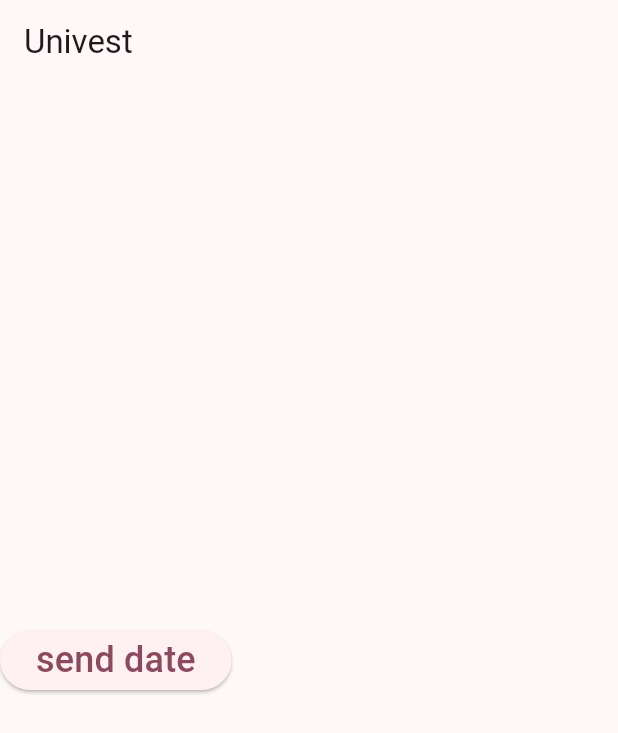
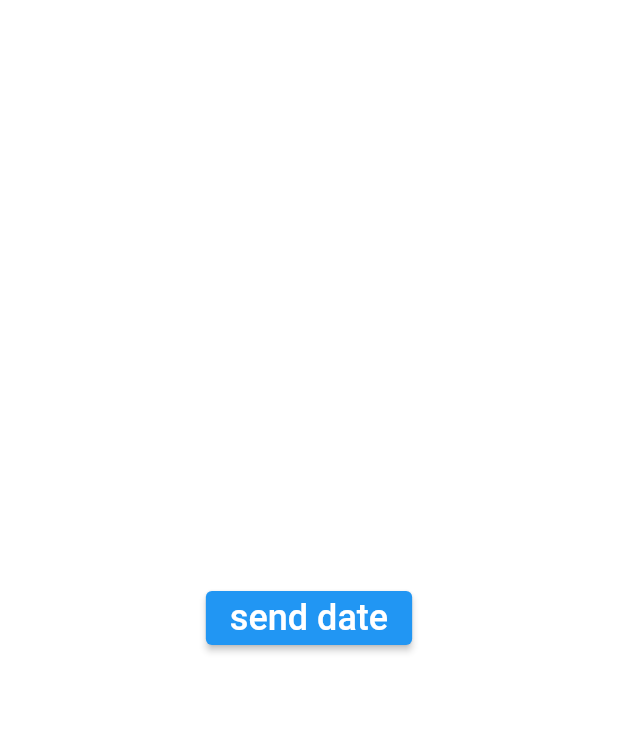
Before and after one commit to Abheek-univest/pro, a Flutter app: the screen it shows after launch, on a phone screen of 412 x 824 dp. Shown: the top 733 px of the screen. Run offline on Flutter 3.47's test engine with Material 2 defaults, Android fonts, the phone set to English and light mode, and no system bars.

Commit message:
second commit

```diff
--- /dev/null
+++ b/lib/data.dart
@@ -0,0 +1,31 @@
+import 'package:flutter/material.dart';
+import 'package:pro/confirm.dart';
+
+class dat1 extends StatelessWidget {
+  String date = '26 Aug 24';
+  @override
+  Widget build(BuildContext context) {
+    return Container(
+      color: Colors.white,
+      child: Column(
+            mainAxisAlignment: MainAxisAlignment.center,
+
+            children: [
+              ElevatedButton(
+                child: const Text(
+                  'send date',
+                  style: TextStyle(fontSize: 24),
+                ),
+                onPressed: () {
+                  Navigator.push(
+                      context,
+                      MaterialPageRoute(
+                        builder: (context) => confirm(date),
+                      ));
+                },
+              )
+            ],
+          ),
+    );
+  }
+}
--- a/lib/main.dart
+++ b/lib/main.dart
@@ -1,5 +1,6 @@
 import 'package:flutter/material.dart';
-import 'package:pro/confirm.dart';
+import 'package:pro/data.dart';
+
 
 void main() {
   runApp(MyApp());
@@ -7,35 +8,12 @@ void main() {
 
 class MyApp extends StatelessWidget {
   MyApp({super.key});
-  String date='26 Aug 24';
   @override
   Widget build(BuildContext context) {
     return MaterialApp(
-      theme: ThemeData(
-        colorSchemeSeed: const Color(0xff000000),
-        useMaterial3: true,
-      ),
-      home:Scaffold(
-        appBar: AppBar(title: const Text('Univest')),
-        body:Column(
-          mainAxisAlignment: MainAxisAlignment.center,
-          children: [
-            ElevatedButton(
-              child: const Text(
-                'send date',
-                style: TextStyle(fontSize: 24),
-              ),
-              onPressed: () {
-                Navigator.push(
-                    context,
-                    MaterialPageRoute(
-                      builder: (context) => confirm(date1: date,),
-                    ));
-              },
-            )
-          ],
-        )
-      ),
+      debugShowCheckedModeBanner: false,
+      theme: ThemeData.light(),
+      home: dat1(),
     );
   }
 }
```
Also changed, not shown: lib/confirm.dart (+8 -6 lines).
